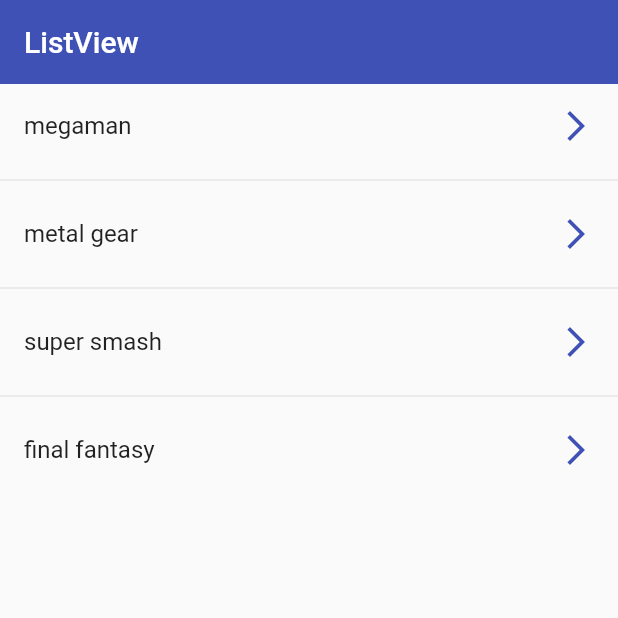
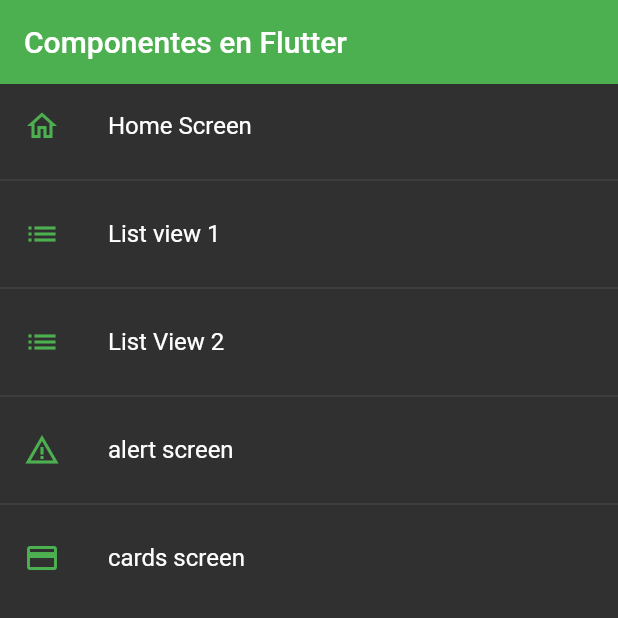
Before and after one commit to labrujasiete/fl_components, a Flutter app: the screen it shows after launch, on a phone screen of 412 x 824 dp, the top half of it. Run offline on Flutter 3.47's test engine with Material 2 defaults, Android fonts, the phone set to English and light mode, and no system bars.

Commit message:
02-12-23 mm-dd-yy

```diff
--- a/lib/main.dart
+++ b/lib/main.dart
@@ -1,4 +1,6 @@
-import 'package:fl_components/screens/listview2_screen.dart';
+
+import 'package:fl_components/router/app_routes.dart';
+import 'package:fl_components/theme/app_theme.dart';
 import 'package:flutter/material.dart';
 
 void main() => runApp(const MyApp());
@@ -8,10 +10,14 @@ class MyApp extends StatelessWidget {
 
   @override
   Widget build(BuildContext context) {
-    return const MaterialApp(
+    return MaterialApp(
       debugShowCheckedModeBanner: false,
       title: 'Material App',
-      home: Listview2Screen(),
+      //home: const Listview1Screen(),
+      initialRoute: AppRoutes.initialRoute,
+      routes: AppRoutes.getAppRoutes(),
+      onGenerateRoute: AppRoutes.onGenerateRoute,
+      theme: AppTheme.darkTheme,
     );
   }
 }
--- /dev/null
+++ b/lib/models/menu_options.dart
@@ -0,0 +1,19 @@
+import 'package:flutter/material.dart' show IconData, Widget;
+
+class MenuOption {
+
+  final String route;
+  final IconData icon;
+  final String name;
+  final Widget screen;
+
+  MenuOption({
+    required this.route,
+    required this.icon,
+    required this.name,
+    required this.screen
+    });
+
+
+
+}
--- /dev/null
+++ b/lib/models/models.dart
@@ -0,0 +1 @@
+export 'package:fl_components/models/menu_options.dart';
--- /dev/null
+++ b/lib/router/app_routes.dart
@@ -0,0 +1,53 @@
+import 'package:flutter/material.dart';
+import 'package:fl_components/models/models.dart';
+
+import '../screens/screens.dart';
+
+class AppRoutes {
+
+  static const initialRoute = 'home';
+
+  static final menuOptions = <MenuOption>[
+
+    MenuOption(route: 'home', icon: Icons.home_outlined, name: 'Home Screen', screen: const HomeScreen()),
+    MenuOption(route: 'listview1', icon: Icons.list, name: 'List view 1', screen: const Listview1Screen()),
+    MenuOption(route: 'listview2', icon: Icons.list, name: 'List View 2', screen: const Listview2Screen()),
+    MenuOption(route: 'alertscreen', icon: Icons.warning_amber, name: 'alert screen', screen: const AlertScreen()),
+    MenuOption(route: 'cardscreen', icon: Icons.credit_card, name: 'cards screen', screen: const CardScreen()),
+
+  ];
+
+
+
+
+  static Map<String, Widget Function(BuildContext)> getAppRoutes() {
+
+    Map<String, Widget Function(BuildContext)> appRoutes = {};
+
+    for (final option in menuOptions) {
+      appRoutes.addAll({ option.route : (BuildContext context) => option.screen });
+    }
+
+
+    return appRoutes;
+
+  }
+
+
+
+
+/*
+  static Map<String, Widget Function(BuildContext)> routes = {
+
+        'home': ( BuildContext context ) => const HomeScreen(),
+        'listview1': ( BuildContext context ) => const Listview1Screen(),
+        'listview2': ( BuildContext context ) => const Listview2Screen(),
+        'alertscreen': ( BuildContext context ) => const AlertScreen(),
+        'cardscreen': ( BuildContext context ) => const CardScreen(),
+  };
+*/
+
+  static Route<dynamic> onGenerateRoute (RouteSettings settings) {
+        return MaterialPageRoute(builder: (context) => const AlertScreen());
+      }
+}
--- /dev/null
+++ b/lib/screens/home_screen.dart
@@ -0,0 +1,37 @@
+import 'package:fl_components/router/app_routes.dart';
+import 'package:fl_components/theme/app_theme.dart';
+import 'package:flutter/material.dart';
+
+
+class HomeScreen extends StatelessWidget {
+
+  const HomeScreen({Key? key}) : super(key: key);
+
+  @override
+  Widget build(BuildContext context) {
+
+
+
+    return Scaffold(
+      appBar: AppBar(
+        title: const Text("Componentes en Flutter"),
+      ),
+      body: ListView.separated(
+        itemBuilder: (context, index) => ListTile(
+          title: Text(AppRoutes.menuOptions[index].name),
+          leading: Icon(AppRoutes.menuOptions[index].icon, color: AppTheme.primary),
+          onTap: (){
+
+            //final route = MaterialPageRoute(builder: (context) => const Listview1Screen());
+            //Navigator.push(context, route);
+
+            Navigator.pushNamed(context, AppRoutes.menuOptions[index].route);
+
+          } ,
+        ),
+        separatorBuilder: (_, __) => const Divider(),
+        itemCount: AppRoutes.menuOptions.length,
+        ),
+    );
+  }
+}
--- a/lib/screens/listview2_screen.dart
+++ b/lib/screens/listview2_screen.dart
@@ -11,7 +11,6 @@ class Listview2Screen extends StatelessWidget {
     return Scaffold(
       appBar: AppBar(
         title: const Text("ListView"),
-        elevation: 0,
         backgroundColor: Colors.indigo,
       ),
       body: ListView.separated(
--- /dev/null
+++ b/lib/screens/screens.dart
@@ -0,0 +1,5 @@
+export 'package:fl_components/screens/card_screen.dart';
+export 'package:fl_components/screens/listview1_screen.dart';
+export 'package:fl_components/screens/listview2_screen.dart';
+export 'package:fl_components/screens/alert_screen.dart';
+export 'package:fl_components/screens/home_screen.dart';
--- /dev/null
+++ b/lib/theme/app_theme.dart
@@ -0,0 +1,38 @@
+import 'package:flutter/material.dart';
+
+class AppTheme {
+
+  static const Color primary = Colors.green;
+
+  static final ThemeData lightTheme = ThemeData.light().copyWith(
+    // Color primario
+    primaryColor: Colors.indigo,
+
+    // AppBar theme
+    appBarTheme: const AppBarTheme(
+      color: primary,
+      elevation: 0,
+    )
+  );
+
+  static final ThemeData darkTheme = ThemeData.dark().copyWith(
+    // Color primario
+    primaryColor: Colors.indigo,
+
+    // AppBar theme
+    appBarTheme: const AppBarTheme(
+      color: primary,
+      elevation: 0,
+    ),
+
+    textButtonTheme: TextButtonThemeData(
+      style: TextButton.styleFrom( foregroundColor: primary),
+    ),
+
+
+  );
+
+
+
+
+}
--- /dev/null
+++ b/lib/widgets/widgets.dart
@@ -0,0 +1,2 @@
+export 'package:fl_components/widgets/custom_card_type_2.dart';
+export 'package:fl_components/widgets/custom_card_type_1.dart';
--- a/pubspec.yaml
+++ b/pubspec.yaml
@@ -17,3 +17,6 @@ dev_dependencies:
 
 flutter:
   uses-material-design: true
+
+  assets:
+    - assets/
```
Also changed, not shown: lib/screens/alert_screen.dart (added, +18 -0 lines), lib/screens/card_screen.dart (added, +27 -0 lines), lib/widgets/custom_card_type_1.dart (added, +45 -0 lines), lib/widgets/custom_card_type_2.dart (added, +22 -0 lines), assets/jar-loading.gif (added).
